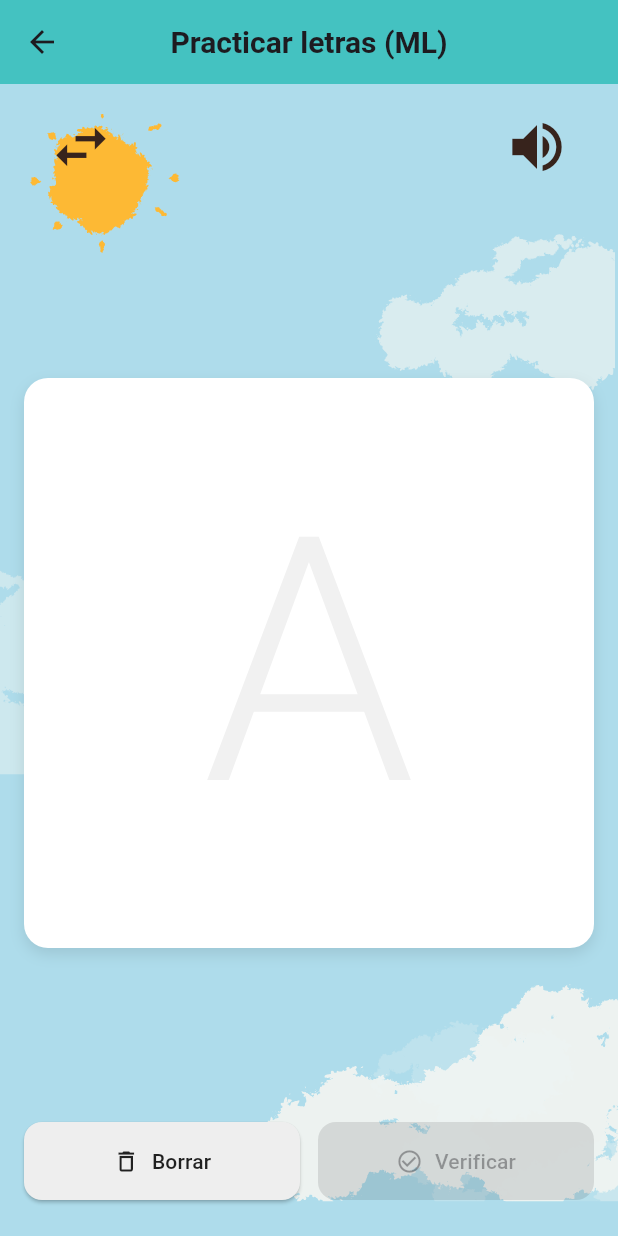
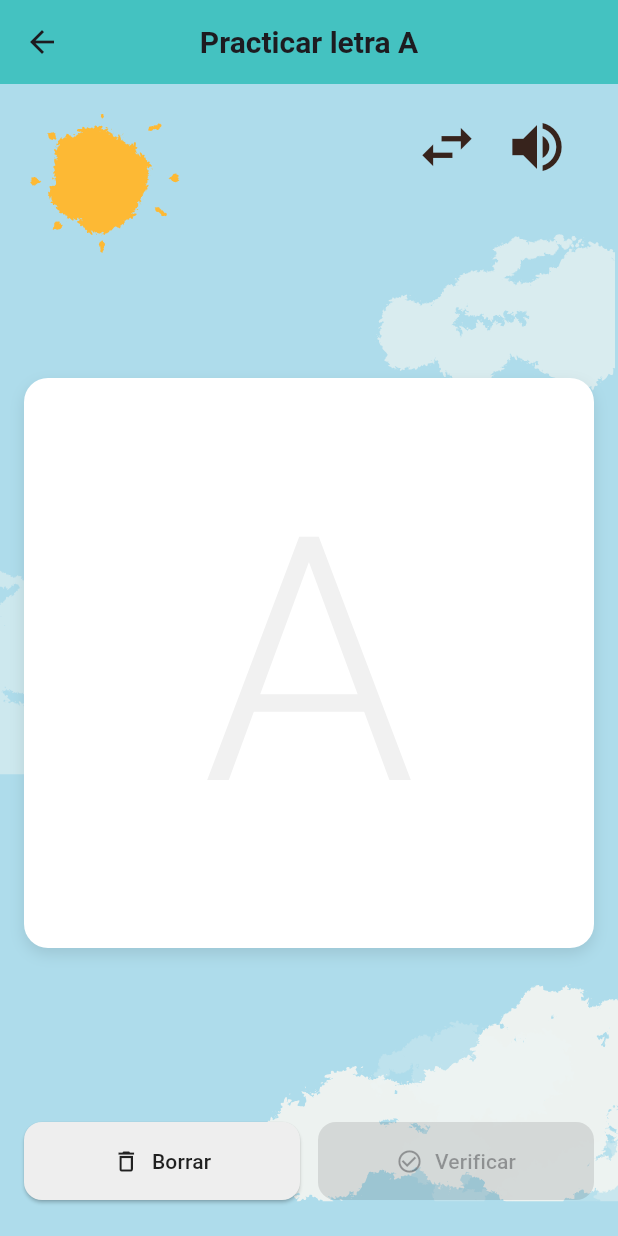
Before and after one commit to Alexgaby18/App_Montessori, a Flutter app: the PracticeLetterScreen screen opened directly, on a phone screen of 412 x 824 dp. Run offline on Flutter 3.47's test engine with Material 3 defaults, Android fonts, the light colour scheme and no system bars; our stand-ins replace flutter_svg, flutter_tts, just_audio; missing offline and left inert: google_mlkit_digital_ink_recognition; Roboto replaces fonts that are missing (DancingScript).

Commit message:
feat: Improves audio service to complete playback before speaking and updates the lyrics practice screen with dynamic messages

```diff
--- a/my_montessori/lib/core/services/audio_service.dart
+++ b/my_montessori/lib/core/services/audio_service.dart
@@ -8,6 +8,10 @@ class AudioService {
     _tts.setLanguage('es-ES');
     _tts.setSpeechRate(0.45);
     _tts.setVolume(1.0);
+    // Configurar para que los futuros `speak` completen cuando termine la reproducción
+    try {
+      _tts.awaitSpeakCompletion(true);
+    } catch (_) {}
     _player = AudioPlayer();
   }
 
--- a/my_montessori/lib/presentation/screens/practice_letter.dart
+++ b/my_montessori/lib/presentation/screens/practice_letter.dart
@@ -21,7 +21,11 @@ class _PracticeLetterScreenState extends State<PracticeLetterScreen> {
     return Scaffold(
       appBar: AppBar(
         title: Text(
-          _useMachineLearning ? 'Practicar letras (ML)' : 'Practicar letras',
+          _useMachineLearning
+              ? (_mlStartIndex >= 0 && _mlStartIndex < letters.length
+                  ? 'Practicar letra ${letters[_mlStartIndex].char.toUpperCase()}'
+                  : 'Practicar letras (ML)')
+              : 'Practicar letras',
           style: const TextStyle(fontWeight: FontWeight.bold, fontSize: 20),
         ),
         backgroundColor: const Color.fromARGB(255, 68, 194, 193),
@@ -36,7 +40,7 @@ class _PracticeLetterScreenState extends State<PracticeLetterScreen> {
                 Padding(
                   padding: const EdgeInsets.symmetric(horizontal: 24, vertical: 12),
                   child: Row(
-                    mainAxisAlignment: MainAxisAlignment.spaceBetween,
+                    mainAxisAlignment: MainAxisAlignment.end,
                     children: [
                       IconButton(
                         iconSize: 44,
@@ -51,7 +55,7 @@ class _PracticeLetterScreenState extends State<PracticeLetterScreen> {
                         onPressed: () {
                           AudioService.instance.speak(
                             _useMachineLearning
-                                ? 'Practica trazando las letras'
+                                ? 'Practica trazando la letra ${letters[_mlStartIndex].char.toUpperCase()}'
                                 : 'Selecciona una letra para practicar',
                           );
                         },
@@ -62,9 +66,10 @@ class _PracticeLetterScreenState extends State<PracticeLetterScreen> {
                 Expanded(
                   child: _useMachineLearning
                       ? PracticeLetterScreenML(
-                          embedded: true,
-                          initialIndex: _mlStartIndex,
-                        )
+                              embedded: true,
+                              initialIndex: _mlStartIndex,
+                              onIndexChanged: (newIndex) => setState(() => _mlStartIndex = newIndex),
+                            )
                       : Padding(
                           padding: const EdgeInsets.all(16.0),
                           child: Column(
```
Also changed, not shown: my_montessori/lib/presentation/screens/practice_letter_ml.dart (+49 -23 lines).
